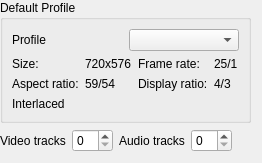
This is src/widgets/configproject_ui.ui in KDE/kdenlive as Qt 5 draws it before an edit. The edited form follows.
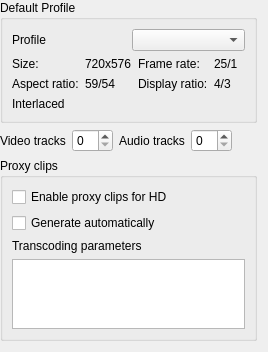
This is the edited form. Custom widgets are drawn as their Qt base class.

Commit message: First step for implementation of proxy editing (for testing purpose only)

```diff
--- a/src/widgets/configproject_ui.ui
+++ b/src/widgets/configproject_ui.ui
@@ -6,14 +6,14 @@
    <rect>
     <x>0</x>
     <y>0</y>
-    <width>262</width>
-    <height>155</height>
+    <width>268</width>
+    <height>333</height>
    </rect>
   </property>
   <property name="windowTitle">
    <string>Form</string>
   </property>
-  <layout class="QGridLayout" name="gridLayout">
+  <layout class="QGridLayout" name="gridLayout_4">
    <property name="leftMargin">
     <number>0</number>
    </property>
@@ -139,7 +139,50 @@
      </property>
     </spacer>
    </item>
-   <item row="2" column="0">
+   <item row="2" column="0" colspan="5">
+    <widget class="QGroupBox" name="groupBox">
+     <property name="title">
+      <string>Proxy clips</string>
+     </property>
+     <property name="checked">
+      <bool>false</bool>
+     </property>
+     <layout class="QGridLayout" name="gridLayout">
+      <item row="0" column="0">
+       <widget class="QCheckBox" name="kcfg_enableproxy">
+        <property name="text">
+         <string>Enable proxy clips for HD</string>
+        </property>
+       </widget>
+      </item>
+      <item row="1" column="0">
+       <widget class="QCheckBox" name="kcfg_autoproxy">
+        <property name="text">
+         <string>Generate automatically</string>
+        </property>
+       </widget>
+      </item>
+      <item row="2" column="0">
+       <widget class="QLabel" name="label">
+        <property name="text">
+         <string>Transcoding parameters</string>
+        </property>
+       </widget>
+      </item>
+      <item row="3" column="0">
+       <widget class="QPlainTextEdit" name="kcfg_proxyparams">
+        <property name="sizePolicy">
+         <sizepolicy hsizetype="Expanding" vsizetype="Preferred">
+          <horstretch>0</horstretch>
+          <verstretch>0</verstretch>
+         </sizepolicy>
+        </property>
+       </widget>
+      </item>
+     </layout>
+    </widget>
+   </item>
+   <item row="3" column="0">
     <spacer name="verticalSpacer">
      <property name="orientation">
       <enum>Qt::Vertical</enum>
```
The commit also changes 15 other files.
